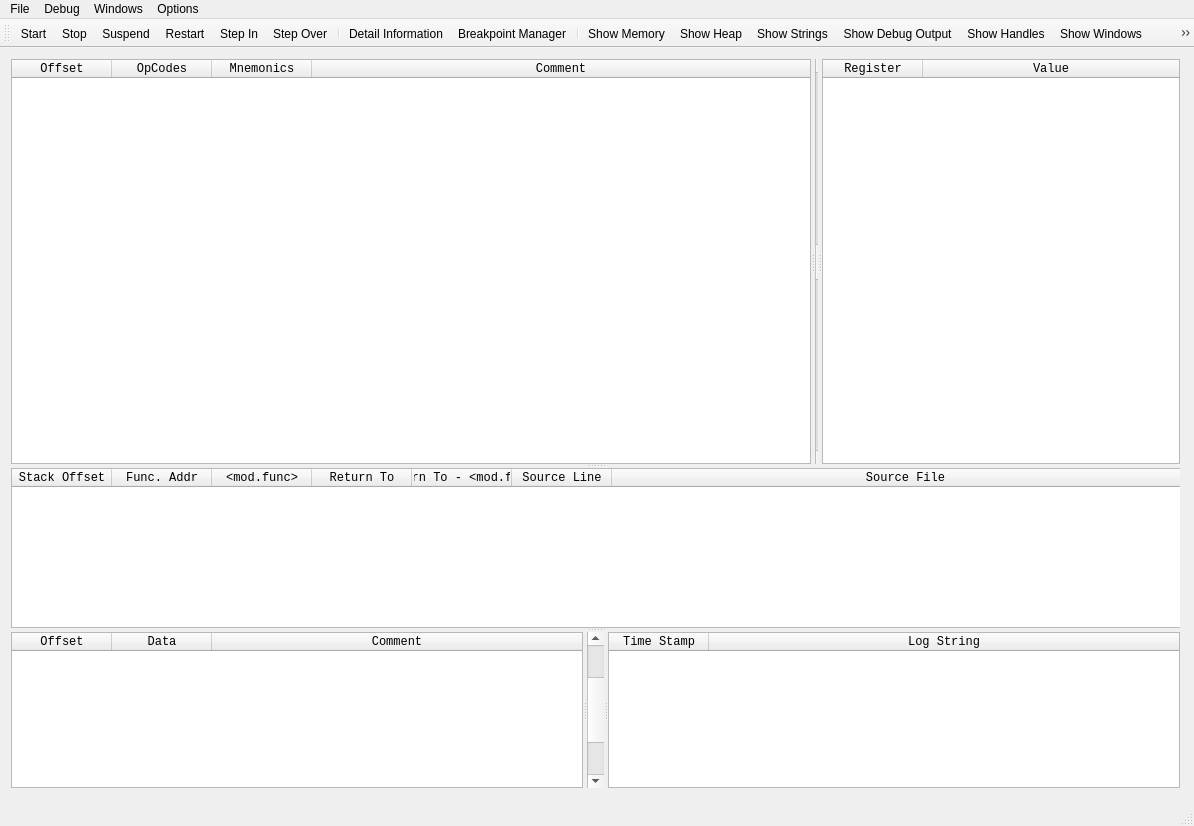
zer0fl4g/Nanomite, file qtNanomite/qtDLGNanomite.ui: the form before one commit.
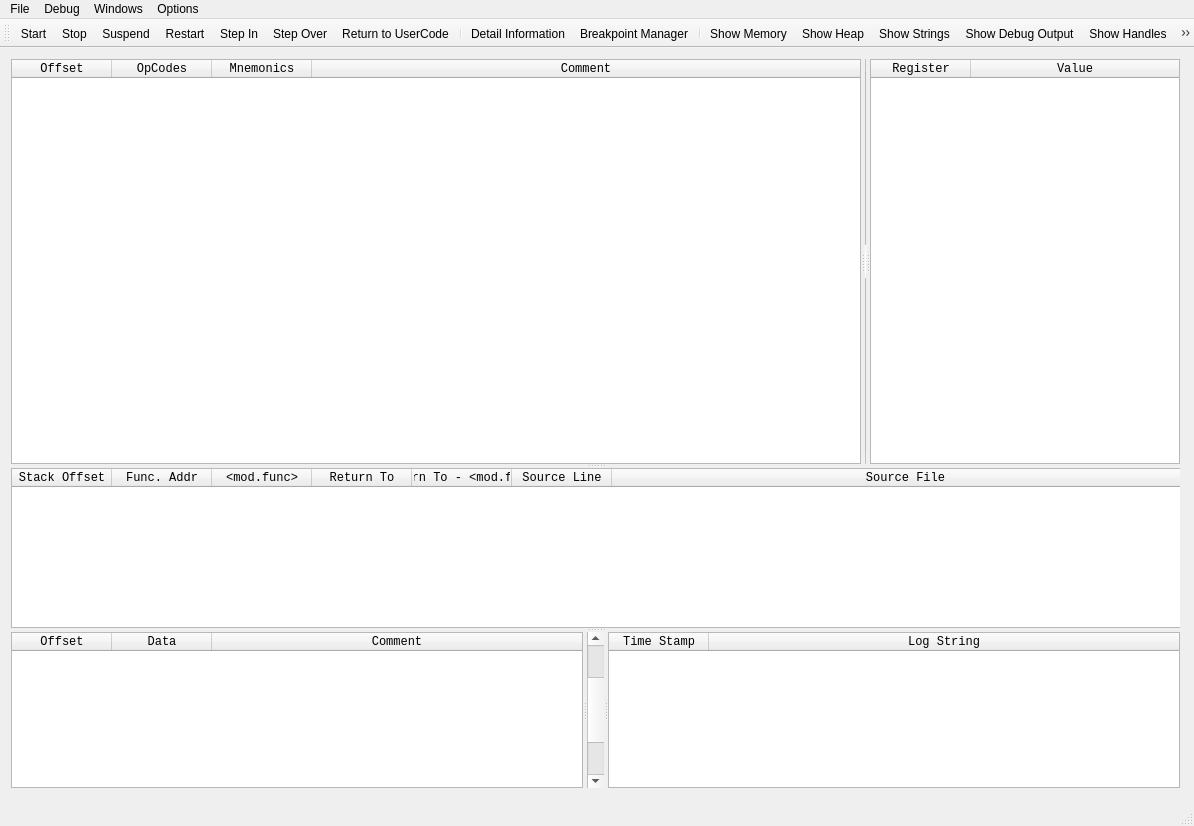
The form after the commit. Icons and pictures are not drawn.

```diff
--- a/qtNanomite/qtDLGNanomite.ui
+++ b/qtNanomite/qtDLGNanomite.ui
@@ -71,7 +71,7 @@
          <widget class="QTableWidget" name="tblDisAs">
           <property name="minimumSize">
            <size>
-            <width>800</width>
+            <width>850</width>
             <height>405</height>
            </size>
           </property>
@@ -169,7 +169,7 @@
          <widget class="QTableWidget" name="tblRegView">
           <property name="minimumSize">
            <size>
-            <width>358</width>
+            <width>310</width>
             <height>405</height>
            </size>
           </property>
@@ -569,6 +569,7 @@
    <addaction name="actionDebug_Restart"/>
    <addaction name="actionDebug_Step_In"/>
    <addaction name="actionDebug_Step_Over"/>
+   <addaction name="action_Debug_Step_Out"/>
    <addaction name="separator"/>
    <addaction name="actionWindow_Detail_Information"/>
    <addaction name="actionWindow_Breakpoint_Manager"/>
@@ -775,6 +776,15 @@
     <string>Show PE-Editor</string>
    </property>
   </action>
+  <action name="action_Debug_Step_Out">
+   <property name="icon">
+    <iconset resource="qtDLGNanomite.qrc">
+     <normaloff>:/DLGNanomite/Icons/IDI_STEPB2U.ico</normaloff>:/DLGNanomite/Icons/IDI_STEPB2U.ico</iconset>
+   </property>
+   <property name="text">
+    <string>Return to UserCode</string>
+   </property>
+  </action>
  </widget>
  <layoutdefault spacing="6" margin="11"/>
  <tabstops>
```
Left out of the diff: 2 changed lines with no effect on the pictures.
